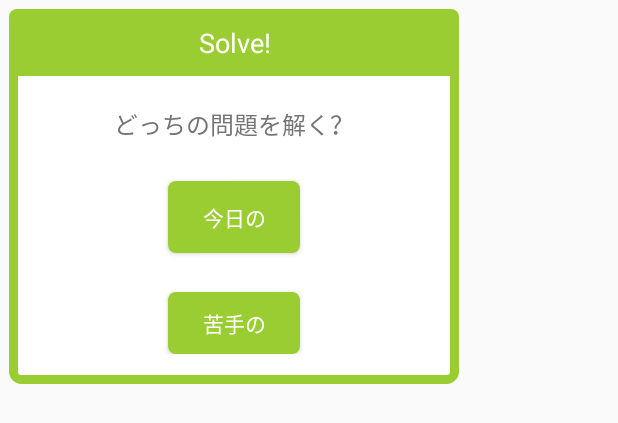
After one commit to Naomath/EnglishFlashCards, an Android app: the layout custom_dialog_check.xml on its own in the app's theme, with its tools: preview values and no code run, on a phone screen of 412 x 824 dp. The commit adds this screen. Shown: the top 423 px of the screen. Run offline under Robolectric (Android 15) with nearby library versions, the phone set to English and light mode, and no system bars.

Commit message:
とりあえず

```diff
--- a/app/build.gradle
+++ b/app/build.gradle
@@ -30,4 +30,5 @@ dependencies {
     androidTestImplementation 'com.android.support.test:runner:1.0.1'
     androidTestImplementation 'com.android.support.test.espresso:espresso-core:3.0.1'
     implementation 'com.github.PhilJay:MPAndroidChart:v3.0.3'
+    compile 'com.github.chuross:aspect-ratio-imageview:v1.0.2'
 }
--- /dev/null
+++ b/app/src/main/res/drawable/backgroud_dialog_positive.xml
@@ -0,0 +1,8 @@
+<?xml version="1.0" encoding="utf-8"?>
+<shape xmlns:android="http://schemas.android.com/apk/res/android" >
+
+    <corners android:radius="5dp" />
+
+    <solid android:color="#9acd32" />
+
+</shape>
--- /dev/null
+++ b/app/src/main/res/drawable/background_dialog.xml
@@ -0,0 +1,10 @@
+<?xml version="1.0" encoding="utf-8"?>
+<shape xmlns:android="http://schemas.android.com/apk/res/android" >
+
+    <solid android:color="#ffffff" />
+
+    <corners android:radius="5dp"/>
+
+    <stroke android:width="6dp" android:color="#9acd32"/>
+
+</shape>
--- /dev/null
+++ b/app/src/main/res/drawable/background_dialog_title.xml
@@ -0,0 +1,8 @@
+<?xml version="1.0" encoding="utf-8"?>
+<shape xmlns:android="http://schemas.android.com/apk/res/android" >
+
+    <corners android:topLeftRadius="5dp" android:topRightRadius="5dp"/>
+
+    <solid android:color="#9acd32"/>
+
+</shape>
--- /dev/null
+++ b/app/src/main/res/layout/custom_dialog_check.xml
@@ -0,0 +1,60 @@
+<?xml version="1.0" encoding="utf-8"?>
+<RelativeLayout xmlns:android="http://schemas.android.com/apk/res/android"
+    android:layout_width="match_parent"
+    android:layout_height="match_parent"
+    android:orientation="vertical">
+
+    <LinearLayout
+        android:layout_width="300dp"
+        android:layout_height="250dp"
+        android:layout_marginLeft="6dp"
+        android:layout_marginRight="6dp"
+        android:layout_marginTop="6dp"
+        android:background="@drawable/background_dialog"
+        android:gravity="center_horizontal"
+        android:orientation="vertical"
+        android:paddingBottom="20dp">
+
+        <TextView
+            android:id="@+id/dialog_title"
+            android:layout_width="match_parent"
+            android:layout_height="wrap_content"
+            android:background="@drawable/background_dialog_title"
+            android:gravity="center"
+            android:padding="10dp"
+            android:text="Solve!"
+            android:textColor="#ffffff"
+            android:textSize="18dp" />
+
+        <TextView
+            android:id="@+id/message"
+            android:layout_width="wrap_content"
+            android:layout_height="wrap_content"
+            android:layout_margin="20dp"
+            android:lineSpacingExtra="6dp"
+            android:text="どっちの問題を解く？"
+            android:textColor="#757575"
+            android:textSize="16sp" />
+        <Button
+            android:id="@+id/today_button"
+            android:layout_width="wrap_content"
+            android:layout_height="wrap_content"
+            android:layout_marginTop="6dp"
+            android:background="@drawable/backgroud_dialog_positive"
+            android:text="今日の"
+            android:textColor="@android:color/white"
+            android:layout_marginBottom="20dp"
+            />
+        <Button
+            android:id="@+id/weak_button"
+            android:layout_width="wrap_content"
+            android:layout_height="wrap_content"
+            android:layout_marginTop="6dp"
+            android:background="@drawable/backgroud_dialog_positive"
+            android:text="苦手の"
+            android:textColor="@android:color/white"
+            />
+
+    </LinearLayout>
+
+</RelativeLayout>
--- a/app/src/main/res/layout/fragment_lists.xml
+++ b/app/src/main/res/layout/fragment_lists.xml
@@ -6,8 +6,7 @@
     <Button
         android:layout_width="match_parent"
         android:layout_height="100dp"
-        android:background="@color/colorTheme"
-        android:drawableTop="@drawable/check_icon_white"/>
+        android:background="@color/colorTheme" />
     <ListView
         android:layout_width="match_parent"
         android:layout_height="wrap_content" />
--- a/app/src/main/res/menu/navigation.xml
+++ b/app/src/main/res/menu/navigation.xml
@@ -12,6 +12,11 @@
         android:title="@string/title_cards" />
 
     <item
+        android:id="@+id/navigation_share"
+        android:icon="@drawable/ic_share_black_24dp"
+        android:title="@string/title_share"/>
+
+    <item
         android:id="@+id/navigation_settings"
         android:icon="@drawable/ic_settings_black_24dp"
         android:title="@string/title_settings" />
--- a/app/src/main/res/values/colors.xml
+++ b/app/src/main/res/values/colors.xml
@@ -3,4 +3,5 @@
     <color name="colorPrimary">#3F51B5</color>
     <color name="colorPrimaryDark">#303F9F</color>
     <color name="colorAccent">#FF4081</color>
+    <color name="colorTheme">#9ccc65</color>
 </resources>
--- a/app/src/main/res/values/strings.xml
+++ b/app/src/main/res/values/strings.xml
@@ -3,5 +3,6 @@
     <string name="title_home">Home</string>
     <string name="title_cards">Lists</string>
     <string name="title_settings">Settings</string>
+    <string name="title_share">Share</string>
     <string name="hello_blank_fragment">Hello blank fragment</string>
 </resources>
```
Also changed, not shown: app/src/main/java/com/example/gotounaoto/myapplication/Activity/MainActivity.java (+8 -3 lines), app/src/main/java/com/example/gotounaoto/myapplication/Fragment/HomeFragment.java (+23 -5 lines), app/src/main/res/drawable/background_dialog_close.xml (added, +12 -0 lines), app/src/main/res/drawable/background_imageview_button.xml (added, +16 -0 lines), app/src/main/res/layout/fragment_home.xml (+15 -16 lines), app/src/main/res/drawable/check_button.png (added), app/src/main/res/drawable/check_icon_white.png (added), app/src/main/res/drawable/open_book.png (added).
